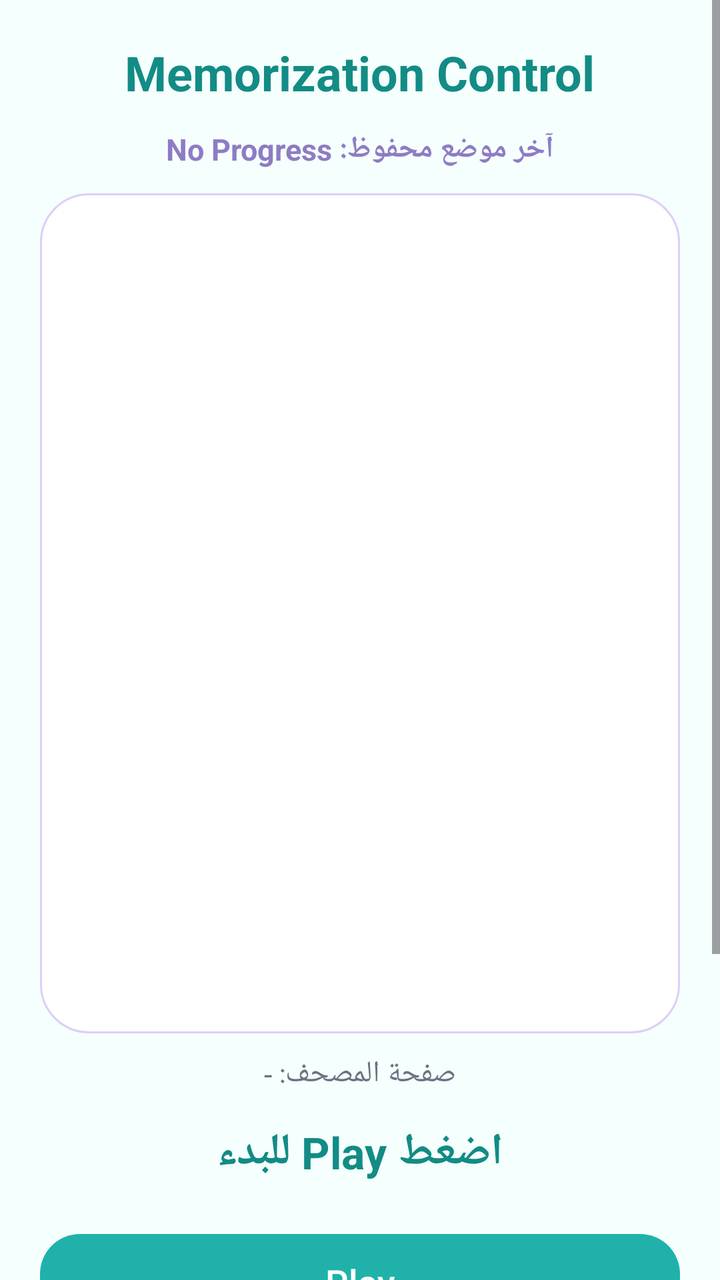
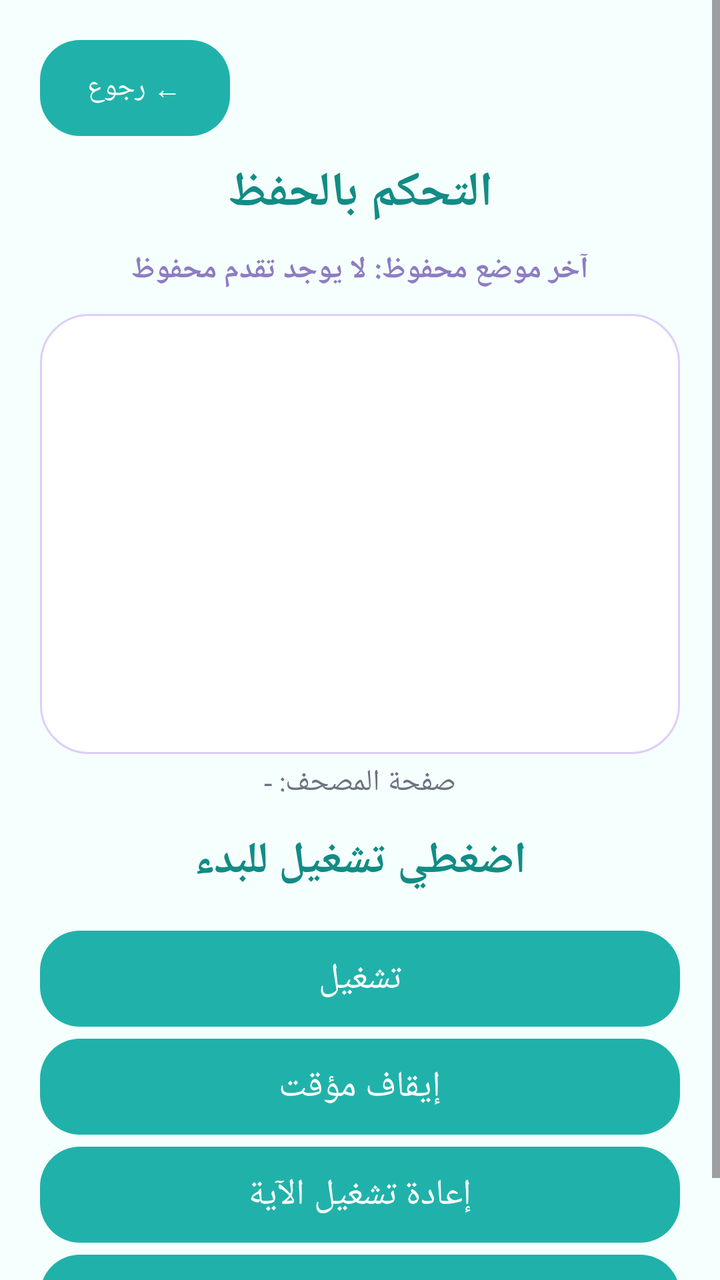

Compare the two renders of this Android layout. The source of the first and the diff that turns it into the second are given below.
<!-- AndroidManifest.xml: application theme Theme.Qiraati -->
<!-- res/layout/activity_third.xml -->
<?xml version="1.0" encoding="utf-8"?>
<ScrollView
    xmlns:android="http://schemas.android.com/apk/res/android"
    android:layout_width="match_parent"
    android:layout_height="match_parent"
    android:background="@color/background_light">

    <LinearLayout
        android:layout_width="match_parent"
        android:layout_height="wrap_content"
        android:orientation="vertical"
        android:padding="20dp"
        android:gravity="center_horizontal">

        <TextView
            android:id="@+id/tvTitle"
            android:layout_width="wrap_content"
            android:layout_height="wrap_content"
            android:text="Memorization Control"
            android:textColor="@color/teal_dark"
            android:textSize="24sp"
            android:textStyle="bold"
            android:layout_marginBottom="12dp"/>

        <TextView
            android:id="@+id/tvLastProgress"
            android:layout_width="match_parent"
            android:layout_height="wrap_content"
            android:text="آخر موضع محفوظ: No Progress"
            android:textColor="@color/purple_main"
            android:textSize="15sp"
            android:textStyle="bold"
            android:gravity="center"
            android:layout_marginBottom="12dp"/>

        <ImageView
            android:id="@+id/imgPage"
            android:layout_width="match_parent"
            android:layout_height="420dp"
            android:adjustViewBounds="true"
            android:background="@drawable/card_background"
            android:contentDescription="Mushaf page image"
            android:padding="8dp"
            android:scaleType="fitCenter"
            android:layout_marginBottom="10dp"/>

        <TextView
            android:id="@+id/tvPageInfo"
            android:layout_width="match_parent"
            android:layout_height="wrap_content"
            android:text="صفحة المصحف: -"
            android:textColor="@color/text_gray"
            android:textSize="15sp"
            android:gravity="center"
            android:layout_marginBottom="14dp"/>

        <TextView
            android:id="@+id/tvDisplay"
            android:layout_width="match_parent"
            android:layout_height="wrap_content"
            android:text="اضغط Play للبدء"
            android:textSize="22sp"
            android:textColor="@color/teal_dark"
            android:textStyle="bold"
            android:gravity="center"
            android:textDirection="rtl"
            android:textAlignment="center"
            android:lineSpacingExtra="8dp"
            android:layout_marginBottom="26dp"/>

        <Button
            android:id="@+id/btnPlay"
            android:layout_width="match_parent"
            android:layout_height="wrap_content"
            android:text="Play"
            android:textAllCaps="false"
            android:textSize="18sp"
            android:textColor="@color/text_light"
            android:background="@drawable/rounded_button"/>

        <Button
            android:id="@+id/btnPause"
            android:layout_width="match_parent"
            android:layout_height="wrap_content"
            android:text="Pause"
            android:textAllCaps="false"
            android:textSize="18sp"
            android:textColor="@color/text_light"
            android:background="@drawable/rounded_button"
            android:layout_marginTop="10dp"/>

        <Button
            android:id="@+id/btnNext"
            android:layout_width="match_parent"
            android:layout_height="wrap_content"
            android:text="Next"
            android:textAllCaps="false"
            android:textSize="18sp"
            android:textColor="@color/text_light"
            android:background="@drawable/rounded_button"
            android:layout_marginTop="10dp"/>

        <Button
            android:id="@+id/btnPrevious"
            android:layout_width="match_parent"
            android:layout_height="wrap_content"
            android:text="Previous"
            android:textAllCaps="false"
            android:textSize="18sp"
            android:textColor="@color/text_light"
            android:background="@drawable/rounded_button"
            android:layout_marginTop="10dp"/>

    </LinearLayout>

</ScrollView>
<!-- resources referenced by this layout -->
<resources>
  <color name="background_light">#F5FFFD</color>
  <color name="purple_main">#8E7CC3</color>
  <color name="teal_dark">#128C85</color>
  <color name="text_gray">#6B7280</color>
  <color name="text_light">#FFFFFF</color>
  <!-- drawable card_background (drawable) -->
  <?xml version="1.0" encoding="utf-8"?>
  <shape xmlns:android="http://schemas.android.com/apk/res/android">
  
      <solid android:color="@color/card_light"/>
  
      <corners android:radius="24dp"/>
  
      <stroke
          android:width="1dp"
          android:color="@color/purple_light"/>
  
      <padding
          android:left="18dp"
          android:top="18dp"
          android:right="18dp"
          android:bottom="18dp"/>
  
  </shape>
  <!-- drawable rounded_button (drawable) -->
  <?xml version="1.0" encoding="utf-8"?>
  <shape xmlns:android="http://schemas.android.com/apk/res/android">
  
      <solid android:color="@color/teal_main"/>
  
      <corners android:radius="20dp"/>
  
      <padding
          android:left="12dp"
          android:top="12dp"
          android:right="12dp"
          android:bottom="12dp"/>
  
  </shape>
  <style name="Theme.Qiraati" parent="Theme.Material3.DayNight.NoActionBar">
  
          <item name="colorPrimary">@color/teal_main</item>
          <item name="colorSecondary">@color/purple_main</item>
  
          <item name="android:statusBarColor">@color/teal_dark</item>
  
          <item name="android:windowBackground">@color/background_light</item>
  
      </style>
  <color name="card_light">#FFFFFF</color>
  <color name="purple_light">#DCCEF9</color>
  <color name="teal_main">#20B2AA</color>
</resources>

<!-- the commit's change to res/layout/activity_third.xml (unified diff, before → after) -->
@@ -12,38 +12,54 @@
         android:padding="20dp"
         android:gravity="center_horizontal">
 
+        
+        <Button
+            android:id="@+id/btnBack"
+            android:layout_width="wrap_content"
+            android:layout_height="wrap_content"
+            android:text="← رجوع"
+            android:textAllCaps="false"
+            android:textColor="@color/text_light"
+            android:background="@drawable/rounded_button"
+            android:layout_gravity="start"
+            android:layout_marginBottom="12dp"/>
+
+        
         <TextView
             android:id="@+id/tvTitle"
             android:layout_width="wrap_content"
             android:layout_height="wrap_content"
-            android:text="Memorization Control"
+            android:text="التحكم بالحفظ"
             android:textColor="@color/teal_dark"
             android:textSize="24sp"
             android:textStyle="bold"
             android:layout_marginBottom="12dp"/>
 
+        
         <TextView
             android:id="@+id/tvLastProgress"
             android:layout_width="match_parent"
             android:layout_height="wrap_content"
-            android:text="آخر موضع محفوظ: No Progress"
+            android:text="آخر موضع محفوظ: لا يوجد تقدم محفوظ"
             android:textColor="@color/purple_main"
             android:textSize="15sp"
             android:textStyle="bold"
             android:gravity="center"
             android:layout_marginBottom="12dp"/>
 
+        
         <ImageView
             android:id="@+id/imgPage"
             android:layout_width="match_parent"
-            android:layout_height="420dp"
+            android:layout_height="220dp"
             android:adjustViewBounds="true"
             android:background="@drawable/card_background"
-            android:contentDescription="Mushaf page image"
+            android:contentDescription="صورة صفحة المصحف"
             android:padding="8dp"
             android:scaleType="fitCenter"
-            android:layout_marginBottom="10dp"/>
+            android:layout_marginBottom="4dp"/>
 
+        
         <TextView
             android:id="@+id/tvPageInfo"
             android:layout_width="match_parent"
@@ -54,11 +70,12 @@
             android:gravity="center"
             android:layout_marginBottom="14dp"/>
 
+        
         <TextView
             android:id="@+id/tvDisplay"
             android:layout_width="match_parent"
             android:layout_height="wrap_content"
-            android:text="اضغط Play للبدء"
+            android:text="اضغطي تشغيل للبدء"
             android:textSize="22sp"
             android:textColor="@color/teal_dark"
             android:textStyle="bold"
@@ -66,50 +83,55 @@
             android:textDirection="rtl"
             android:textAlignment="center"
             android:lineSpacingExtra="8dp"
-            android:layout_marginBottom="26dp"/>
+            android:layout_marginBottom="14dp"/>
 
+        
         <Button
             android:id="@+id/btnPlay"
             android:layout_width="match_parent"
             android:layout_height="wrap_content"
-            android:text="Play"
+            android:text="تشغيل"
             android:textAllCaps="false"
             android:textSize="18sp"
             android:textColor="@color/text_light"
-            android:background="@drawable/rounded_button"/>
+            android:background="@drawable/rounded_button"
+            android:layout_marginTop="6dp"/>
 
+        
         <Button
             android:id="@+id/btnPause"
             android:layout_width="match_parent"
             android:layout_height="wrap_content"
-            android:text="Pause"
+            android:text="إيقاف مؤقت"
             android:textAllCaps="false"
             android:textSize="18sp"
             android:textColor="@color/text_light"
             android:background="@drawable/rounded_button"
-            android:layout_marginTop="10dp"/>
+            android:layout_marginTop="6dp"/>
 
+        
         <Button
-            android:id="@+id/btnNext"
+            android:id="@+id/btnReplay"
             android:layout_width="match_parent"
             android:layout_height="wrap_content"
-            android:text="Next"
+            android:text="إعادة تشغيل الآية"
             android:textAllCaps="false"
             android:textSize="18sp"
             android:textColor="@color/text_light"
             android:background="@drawable/rounded_button"
-            android:layout_marginTop="10dp"/>
+            android:layout_marginTop="6dp"/>
 
+        
         <Button
             android:id="@+id/btnPrevious"
             android:layout_width="match_parent"
             android:layout_height="wrap_content"
-            android:text="Previous"
+            android:text="الآية السابقة"
             android:textAllCaps="false"
             android:textSize="18sp"
             android:textColor="@color/text_light"
             android:background="@drawable/rounded_button"
-            android:layout_marginTop="10dp"/>
+            android:layout_marginTop="6dp"/>
 
     </LinearLayout>
 
